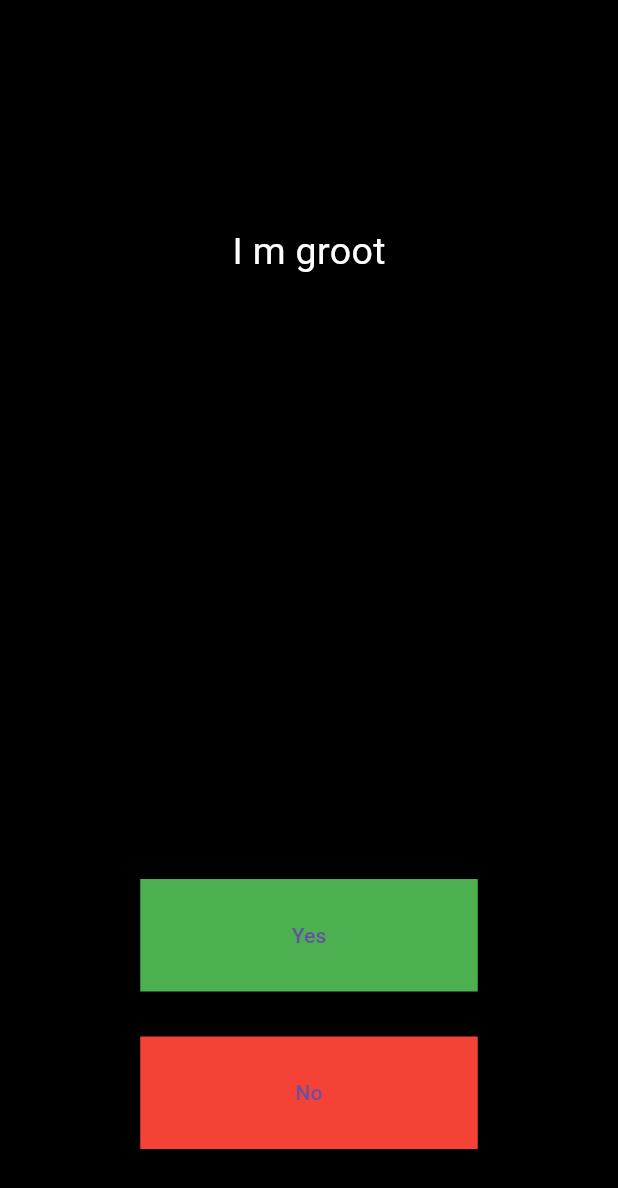
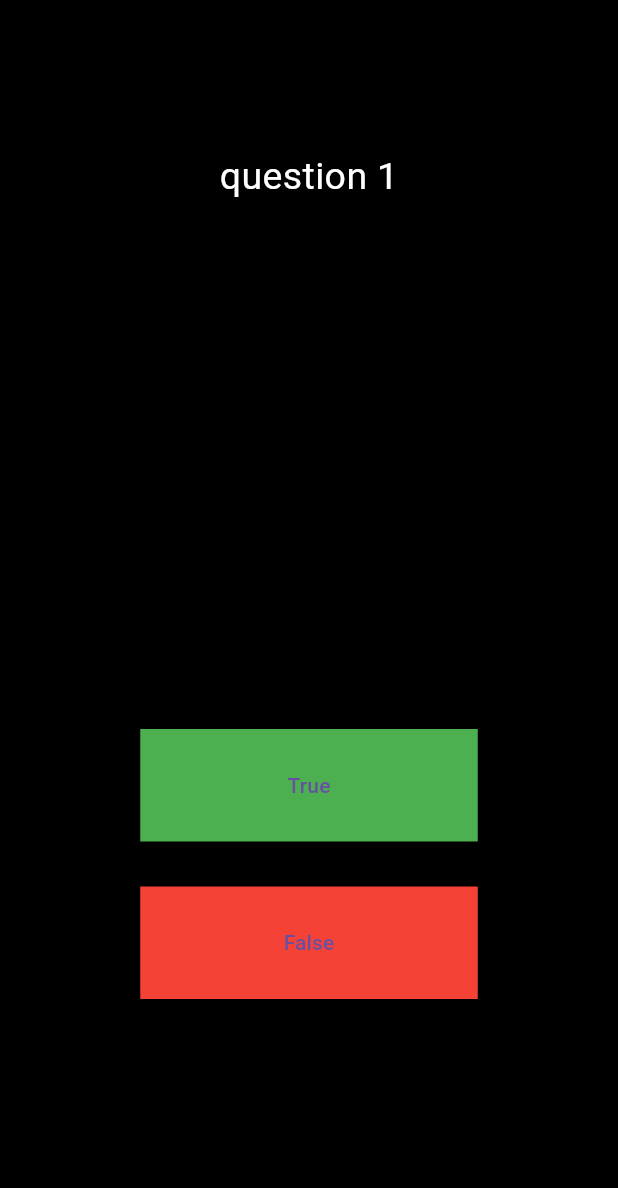
Before and after one commit to ShashankNandi/Quizzler, a Flutter app: the screen it shows after launch, on a phone screen of 412 x 824 dp. Shown: the top 1188 px of the screen. Run offline on Flutter 3.47's test engine with Material 3 defaults, Android fonts, the phone set to English and light mode, and no system bars.

Commit message:
modularized, added quiz brain

```diff
--- /dev/null
+++ b/lib/Question.dart
@@ -0,0 +1,6 @@
+class Question {
+  String question;
+  bool answer;
+
+  Question(this.question, this.answer);
+}
--- a/lib/main.dart
+++ b/lib/main.dart
@@ -1,4 +1,6 @@
 import 'package:flutter/material.dart';
+import 'Question.dart';
+import 'quiz_brain.dart';
 
 void main() {
   runApp(MyApp());
@@ -10,21 +12,37 @@ class MyApp extends StatefulWidget {
 }
 
 class _MyAppState extends State<MyApp> {
-  final String question = 'I m groot';
   List<Icon> scoreKeeper = [];
+
+  QuizBrain quizBrain = QuizBrain();
+
+  final ButtonStyle styleYes = getStyle(Colors.green);
+
+  final ButtonStyle styleNo = getStyle(Colors.red);
+
+  // List<String> questions = ["question 1", "question 2", "question 3"];
+  // List<bool> answers = [true, false, true];
+
+  static ButtonStyle getStyle(Color color) {
+    return TextButton.styleFrom(
+        fixedSize: Size(225, 75),
+        backgroundColor: color,
+        shape: BeveledRectangleBorder(borderRadius: BorderRadius.zero));
+  }
+
+  void checkAndMarkAnswer(bool playerAnswerForCurrentQuestion) {
+    setState(() {
+      if (quizBrain.getCurrentAnswer() == playerAnswerForCurrentQuestion) {
+        scoreKeeper.add(getIcon(Icons.close));
+      } else {
+        scoreKeeper.add(getIcon(Icons.check));
+      }
+      quizBrain.getNextQuestion();
+    });
+  }
+
   @override
   Widget build(BuildContext context) {
-    ButtonStyle getStyle(Color color) {
-      return TextButton.styleFrom(
-          fixedSize: Size(225, 75),
-          backgroundColor: color,
-          shape: BeveledRectangleBorder(borderRadius: BorderRadius.zero));
-    }
-
-    final ButtonStyle styleYes = getStyle(Colors.green);
-
-    final ButtonStyle styleNo = getStyle(Colors.red);
-
     return MaterialApp(
       home: SafeArea(
         child: Scaffold(
@@ -34,25 +52,29 @@ class _MyAppState extends State<MyApp> {
               // mainAxisAlignment: MainAxisAlignment.spaceEvenly,
               // crossAxisAlignment: CrossAxisAlignment.center,
               children: [
-                SizedBox(
-                  height: 150,
-                ),
                 Container(
+                  margin: EdgeInsets.only(top: 100, bottom: 350),
                   padding: EdgeInsets.symmetric(horizontal: 20),
-                  child: Text(this.question,
+                  child: Text(quizBrain.getCurrentQuestion(),
                       style: TextStyle(color: Colors.white, fontSize: 25)),
                 ),
-                SizedBox(height: 400),
                 TextButton(
                   style: styleYes,
-                  onPressed: () {},
-                  child: Text('Yes'),
+                  onPressed: () {
+                    checkAndMarkAnswer(true);
+                  },
+                  child: Text('True'),
                 ),
                 SizedBox(height: 30),
                 TextButton(
                   style: styleNo,
-                  onPressed: () {},
-                  child: Text('No'),
+                  onPressed: () {
+                    checkAndMarkAnswer(false);
+                  },
+                  child: Text('False'),
+                ),
+                Row(
+                  children: scoreKeeper,
                 )
               ],
             ),
@@ -61,4 +83,12 @@ class _MyAppState extends State<MyApp> {
       ),
     );
   }
+
+  Icon getIcon(IconData iconData) {
+    Color color = Colors.red;
+    if (iconData == Icons.check) {
+      color = Colors.green;
+    }
+    return Icon(iconData, color: color);
+  }
 }
--- /dev/null
+++ b/lib/quiz_brain.dart
@@ -0,0 +1,32 @@
+import 'Question.dart';
+
+class QuizBrain {
+  List<Question> questions = [
+    Question("question 1", true),
+    Question("question 2", false),
+    Question("question 3", true),
+    Question("question 4", false),
+    Question("question 5", false),
+    Question("question 6", false),
+    Question("question 7", true),
+    Question("question 8", true),
+    Question("question 9", false),
+    Question("question 10", true),
+  ];
+  int questionIndex = 0;
+
+  String getNextQuestion() {
+    if (questionIndex + 1 < questions.length) {
+      questionIndex++;
+    }
+    return getCurrentQuestion();
+  }
+
+  String getCurrentQuestion() {
+    return questions[questionIndex].question;
+  }
+
+  bool getCurrentAnswer() {
+    return questions[questionIndex].answer;
+  }
+}
```
